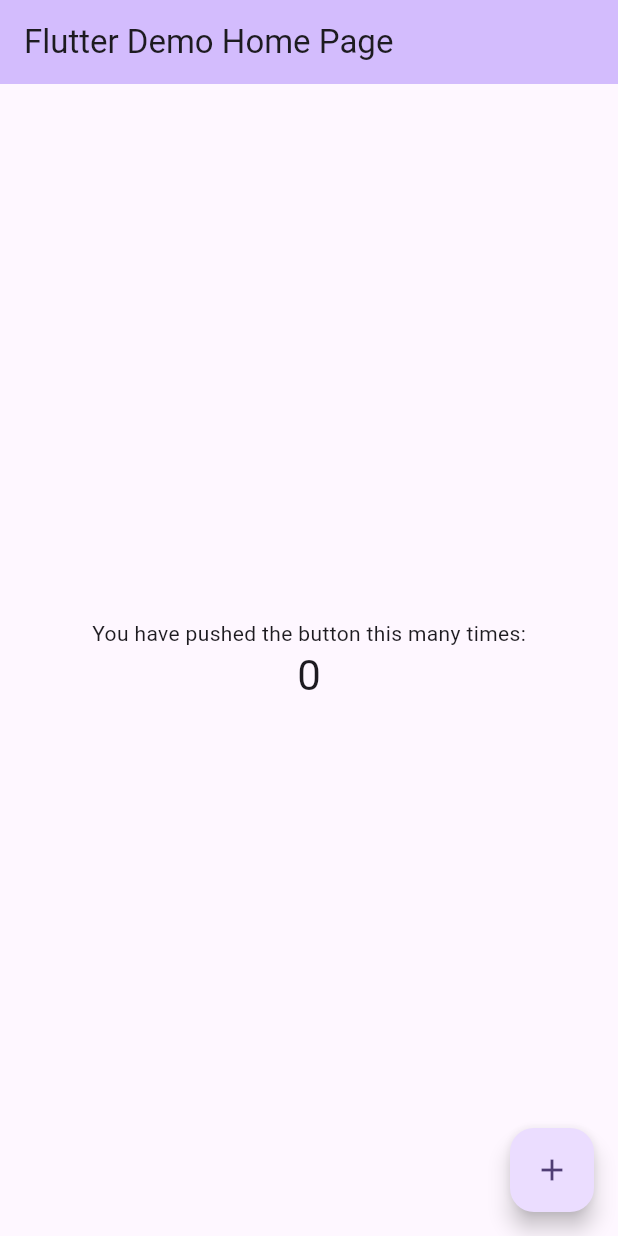
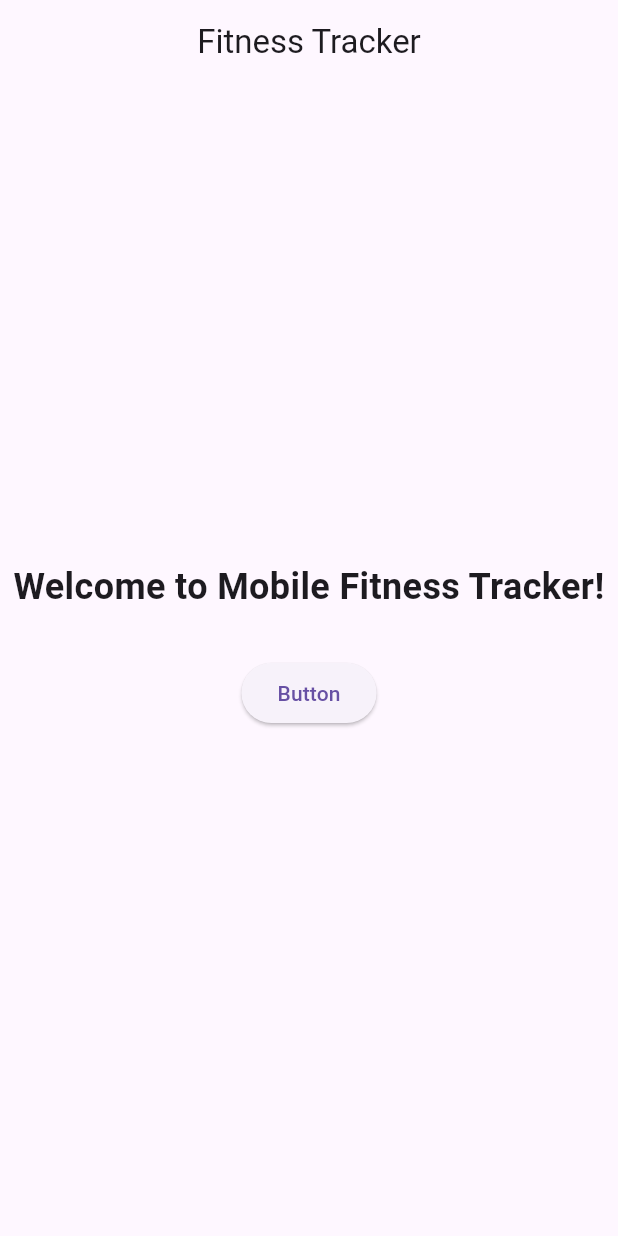
Before and after one commit to FallingCar/mobile_fitness_application, a Flutter app: the screen it shows after launch, on a phone screen of 412 x 824 dp. Run offline on Flutter 3.47's test engine with Material 3 defaults, Android fonts, the phone set to English and light mode, and no system bars.

Commit message:
file creation + basic pages

```diff
--- /dev/null
+++ b/lib/landing_page.dart
@@ -0,0 +1,41 @@
+import 'package:flutter/material.dart';
+
+class LandingPage extends StatelessWidget {
+  const LandingPage({super.key});
+  @override
+  Widget build(BuildContext context) {
+    return Scaffold(
+      appBar: AppBar(
+        title: Text('Fitness Tracker'),
+        centerTitle: true,
+      ),
+      body: Center(
+        child: Column(
+          mainAxisAlignment: MainAxisAlignment.center,
+          children: [
+            // Title
+            Text(
+              'Welcome to Mobile Fitness Tracker!',
+              style: TextStyle(
+                fontSize: 24.0,
+                fontWeight: FontWeight.bold,
+              ),
+              textAlign: TextAlign.center,
+            ),
+            SizedBox(height: 30.0),
+            // Button
+            ElevatedButton(
+              onPressed: () {
+                Navigator.pushNamed(context, '/browse');
+              },
+              child: Text('Button'),
+            ),
+            SizedBox(height: 20.0),
+
+
+          ],
+        ),
+      ),
+    );
+  }
+}
--- a/lib/main.dart
+++ b/lib/main.dart
@@ -1,10 +1,13 @@
 import 'package:flutter/material.dart';
-import 'package:geolocator/geolocator.dart';
+import 'landing_page.dart';
+import 'fitness.dart';
+// import 'dart:io';
+// import 'package:geolocator/geolocator.dart';
 
 
 void main() async {
-  WidgetsFlutterBinding.ensureInitialized();
-  await Geolocator.requestPermission();
+  // WidgetsFlutterBinding.ensureInitialized();
+  // await Geolocator.requestPermission();
   runApp(const MyApp());
 }
 
@@ -15,27 +18,15 @@ class MyApp extends StatelessWidget {
   @override
   Widget build(BuildContext context) {
     return MaterialApp(
-      title: 'Flutter Demo',
+      title: 'Fitness Tracker',
       theme: ThemeData(
-        // This is the theme of your application.
-        //
-        // TRY THIS: Try running your application with "flutter run". You'll see
-        // the application has a purple toolbar. Then, without quitting the app,
-        // try changing the seedColor in the colorScheme below to Colors.green
-        // and then invoke "hot reload" (save your changes or press the "hot
-        // reload" button in a Flutter-supported IDE, or press "r" if you used
-        // the command line to start the app).
-        //
-        // Notice that the counter didn't reset back to zero; the application
-        // state is not lost during the reload. To reset the state, use hot
-        // restart instead.
-        //
-        // This works for code too, not just values: Most code changes can be
-        // tested with just a hot reload.
-        colorScheme: ColorScheme.fromSeed(seedColor: Colors.deepPurple),
+        primarySwatch: Colors.blue,
         useMaterial3: true,
       ),
-      home: const MyHomePage(title: 'Flutter Demo Home Page'),
+      routes: {
+        '/browse': (context) => FitnessPage(),
+      },
+      home: const LandingPage(),
     );
   }
 }
```
Also changed, not shown: lib/fitness.dart (added, +41 -0 lines), lib/fitness_calculation.dart (added), 2 other files.
